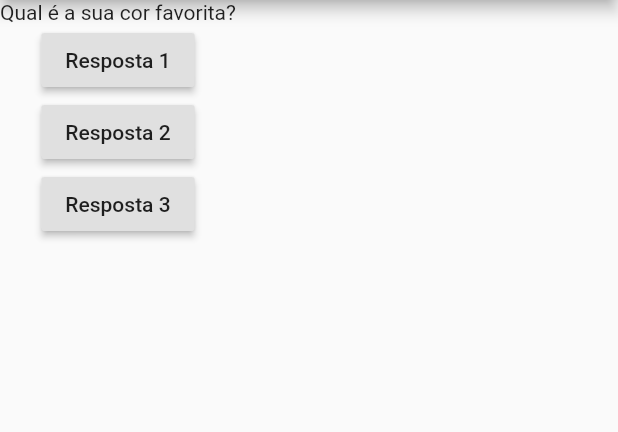
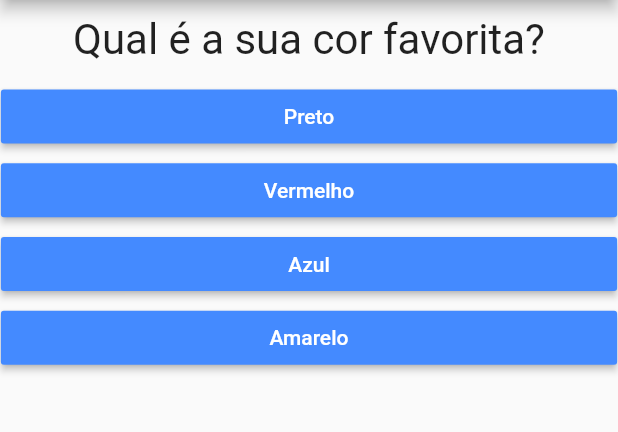
Before and after one commit to adialaleal/projeto-perguntas, a Flutter app: the screen it shows after launch, on a phone screen of 412 x 824 dp, the part 84-516 px from its top. Run offline on Flutter 3.47's test engine with Material 2 defaults, Android fonts, the phone set to English and light mode, and no system bars.

Commit message:
Projeto completo

```diff
--- a/projeto_perguntas/lib/main.dart
+++ b/projeto_perguntas/lib/main.dart
@@ -1,62 +1,83 @@
-
 import 'package:flutter/material.dart';
+import './questionario.dart';
+import './resultado.dart';
 
 main() => runApp(new PerguntaApp());
 
-class PerguntaAppState extends State<PerguntaApp>{
-  var perguntaSelecionada = 0;
+class _PerguntaAppState extends State<PerguntaApp> {
+  var _perguntaSelecionada = 0;
+  var _pontuacaoTotal = 0;
+  final _perguntas = const [
+    {
+      'texto': 'Qual é a sua cor favorita?',
+      'respostas': [
+        {'texto': 'Preto', 'pontuacao': 10},
+        {'texto': 'Vermelho', 'pontuacao': 5},
+        {'texto': 'Azul', 'pontuacao': 3},
+        {'texto': 'Amarelo', 'pontuacao': 1},
+      ]
+    },
+    {
+      'texto': 'Qual seu animal favorito?',
+      'respostas': [
+        {'texto': 'Cachorro', 'pontuacao': 10},
+        {'texto': 'Gato', 'pontuacao': 5},
+        {'texto': 'Papagaio', 'pontuacao': 3},
+        {'texto': 'Tartaruga', 'pontuacao': 1},
+      ]
+    },
+    {
+      'texto': 'Qual seu tipo de residencia?',
+      'respostas': [
+        {'texto': 'Casa', 'pontuacao': 10},
+        {'texto': 'Apartamento', 'pontuacao': 5},
+        {'texto': 'Chácara', 'pontuacao': 3},
+        {'texto': 'Kitnet', 'pontuacao': 1},
+      ]
+    },
+  ];
 
-    void responder(){
-    setState(() {
-      perguntaSelecionada++;
-    });
-    perguntaSelecionada++;
-    print(perguntaSelecionada);
+  void _responder(int pontuacao) {
+    if (temPerguntaSelecionada) {
+      setState(() {
+        _perguntaSelecionada++;
+        _pontuacaoTotal += pontuacao;
+      });
+    }
   }
 
-   @override
-  Widget build(BuildContext context){
+  void _reiniciarQuestionario() {
+    setState(() {
+      _perguntaSelecionada = 0;
+      _pontuacaoTotal = 0;
+    });
+  }
 
-    final perguntas = [
-      'Qual é a sua cor favorita?',
-      'Gosta de gato ou cachorro?',
-      'Mora em casa ou apartamento?'
-    ];
+  bool get temPerguntaSelecionada {
+    return _perguntaSelecionada < _perguntas.length;
+  }
 
+  @override
+  Widget build(BuildContext context) {
     return MaterialApp(
       home: Scaffold(
         appBar: AppBar(
-          title: Text('Perguntas') ,
+          title: Text('Perguntas'),
         ),
-        body:
-        Column(
-          children: <Widget>[
-            Text(perguntas[perguntaSelecionada]),
-            RaisedButton(
-              child: Text('Resposta 1'),
-              onPressed: responder,
-            ),
-            RaisedButton(
-              child: Text('Resposta 2'),
-              onPressed: responder,
-            ),
-            RaisedButton(
-              child: Text('Resposta 3'),
-              onPressed: responder,
-            ),
-          ],
-        ),
-      )
+        body: temPerguntaSelecionada
+            ? Questionario(
+                perguntas: _perguntas,
+                perguntaSelecionada: _perguntaSelecionada,
+                responder: _responder,
+              )
+            : Resultado(_pontuacaoTotal, _reiniciarQuestionario),
+      ),
     );
   }
-
 }
 
-
 class PerguntaApp extends StatefulWidget {
-
-  PerguntaAppState createState() {
-    return PerguntaAppState();
+  _PerguntaAppState createState() {
+    return _PerguntaAppState();
   }
-
 }
--- /dev/null
+++ b/projeto_perguntas/lib/questao.dart
@@ -0,0 +1,20 @@
+import 'package:flutter/material.dart';
+
+class Questao extends StatelessWidget {
+  final String texto;
+
+  Questao(this.texto);
+
+  @override
+  Widget build(BuildContext context) {
+    return Container(
+      width: double.infinity,
+      margin: EdgeInsets.all(10),
+      child: Text(
+        texto,
+        style: TextStyle(fontSize: 28),
+        textAlign: TextAlign.center,
+      ),
+    );
+  }
+}
--- /dev/null
+++ b/projeto_perguntas/lib/questionario.dart
@@ -0,0 +1,38 @@
+import 'package:flutter/material.dart';
+import './questao.dart';
+import './resposta.dart';
+
+class Questionario extends StatelessWidget {
+  final List<Map<String, Object>> perguntas;
+  final int perguntaSelecionada;
+  final void Function(int) responder;
+
+  Questionario({
+    @required this.perguntas,
+    @required this.perguntaSelecionada,
+    @required this.responder,
+  });
+
+  bool get temPerguntaSelecionada {
+    return perguntaSelecionada < perguntas.length;
+  }
+
+  @override
+  Widget build(BuildContext context) {
+    List<Map<String, Object>> respostas = temPerguntaSelecionada
+        ? perguntas[perguntaSelecionada]['respostas']
+        : null;
+
+    return Column(
+      children: <Widget>[
+        Questao(perguntas[perguntaSelecionada]['texto']),
+        ...respostas.map((resp) {
+          return Resposta(
+            resp['texto'],
+            () => responder(resp['pontuacao']),
+          );
+        }).toList(),
+      ],
+    );
+  }
+}
--- /dev/null
+++ b/projeto_perguntas/lib/resposta.dart
@@ -0,0 +1,23 @@
+import 'package:flutter/material.dart';
+
+class Resposta extends StatelessWidget {
+  final String resposta;
+
+  final void Function() onTouched;
+
+  Resposta(this.resposta, this.onTouched);
+
+  @override
+  Widget build(BuildContext context) {
+    return Container(
+      width: double.infinity,
+      margin: EdgeInsets.all(0.6),
+      child: RaisedButton(
+        color: Colors.blueAccent,
+        textColor: Colors.white,
+        child: Text(resposta),
+        onPressed: onTouched,
+      ),
+    );
+  }
+}
--- a/projeto_perguntas/pubspec.yaml
+++ b/projeto_perguntas/pubspec.yaml
@@ -14,7 +14,7 @@ description: A new Flutter project.
 version: 1.0.0+1
 
 environment:
-  sdk: ">=2.1.0 <3.0.0"
+  sdk: ">=2.3.0 <3.0.0"
 
 dependencies:
   flutter:
```
Also changed, not shown: projeto_perguntas/lib/resultado.dart (added, +45 -0 lines).
